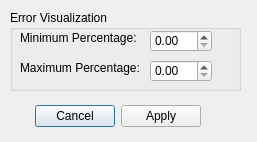
Qt form delta3d/utilities/AnimationViewer/PoseMeshProperties.ui (delta3d/delta3d) before a commit.
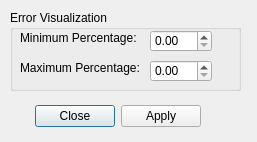
The same form after that commit.

What changed in the file:
```diff
--- a/delta3d/utilities/AnimationViewer/PoseMeshProperties.ui
+++ b/delta3d/utilities/AnimationViewer/PoseMeshProperties.ui
@@ -25,7 +25,7 @@
     <enum>Qt::Horizontal</enum>
    </property>
    <property name="standardButtons" >
-    <set>QDialogButtonBox::Apply|QDialogButtonBox::Cancel</set>
+    <set>QDialogButtonBox::Apply|QDialogButtonBox::Close</set>
    </property>
    <property name="centerButtons" >
     <bool>false</bool>
```
Left out of the diff: 4 changed lines with no effect on the pictures.
